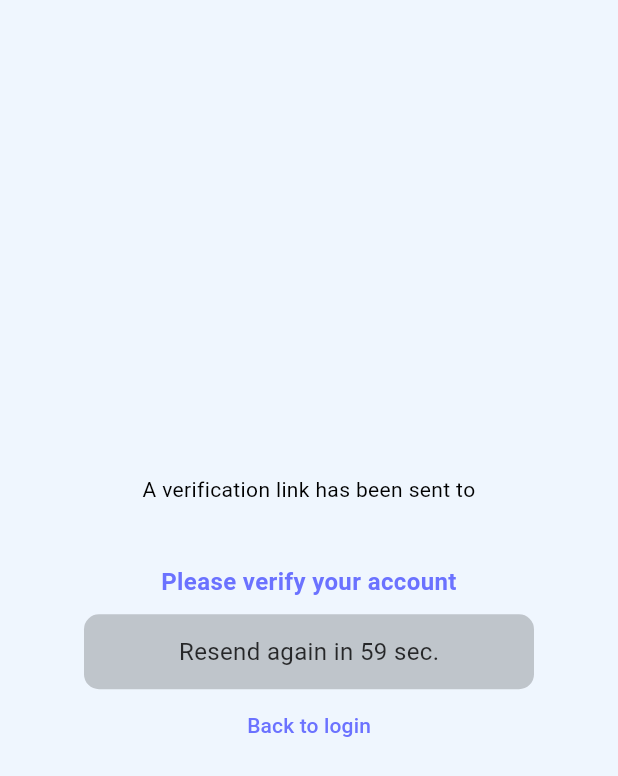
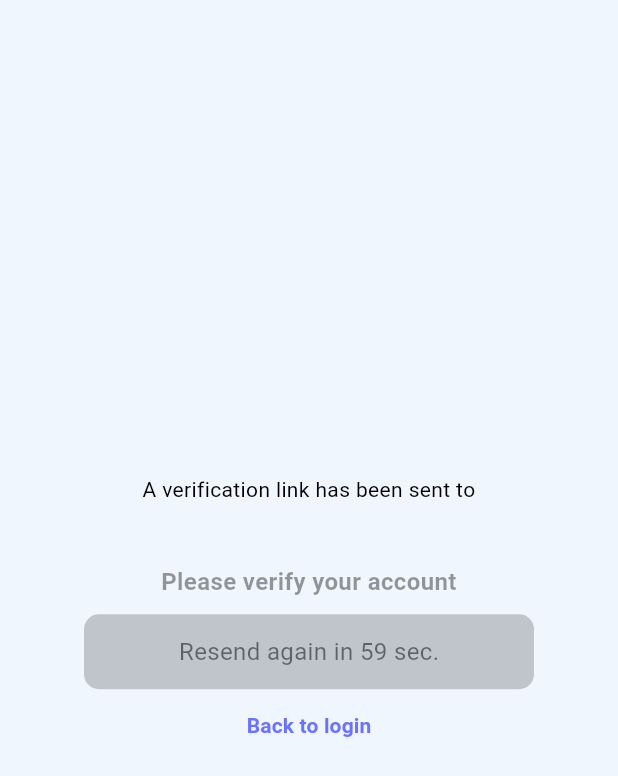
Before and after one commit to AmashChaudhry/authentications, a Flutter app: the VerifyEmailScreen screen opened directly, on a phone screen of 412 x 824 dp. Shown: the top 776 px of the screen. Run offline on Flutter 3.47's test engine with Material 3 defaults, Android fonts, the phone set to English and light mode, and no system bars; our stand-ins replace cloud_firestore, firebase_auth, firebase_core, get; accounts and stored records are empty.

Commit message:
Second Commit

```diff
--- a/lib/src/features/authentications/screens/verify_email/verify_email_screen.dart
+++ b/lib/src/features/authentications/screens/verify_email/verify_email_screen.dart
@@ -73,11 +73,11 @@ class _VerifyEmailScreenState extends State<VerifyEmailScreen> {
                 fontSize: 14,
               ),
             ),
-            const Text(
+            Text(
               'Please verify your account',
               textAlign: TextAlign.center,
               style: TextStyle(
-                color: accentColor,
+                color: Colors.black.withOpacity(0.4),
                 fontSize: 16,
                 fontWeight: FontWeight.bold,
               ),
@@ -97,7 +97,7 @@ class _VerifyEmailScreenState extends State<VerifyEmailScreen> {
                           child: Text(
                             'Resend again in $countdown sec.',
                             style: TextStyle(
-                              color: Colors.black.withOpacity(0.8),
+                              color: Colors.black.withOpacity(0.5),
                               fontSize: 16,
                             ),
                           ),
@@ -143,6 +143,7 @@ class _VerifyEmailScreenState extends State<VerifyEmailScreen> {
                 'Back to login',
                 style: TextStyle(
                   color: accentColor,
+                  fontWeight: FontWeight.bold,
                 ),
               ),
             ),
```
